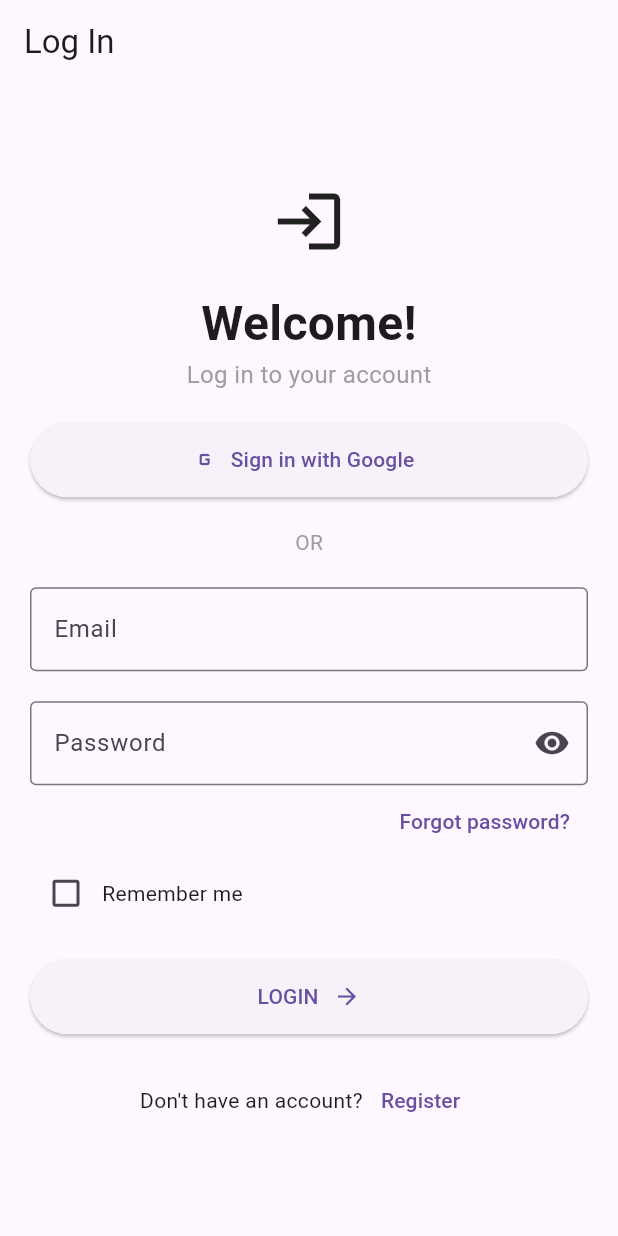
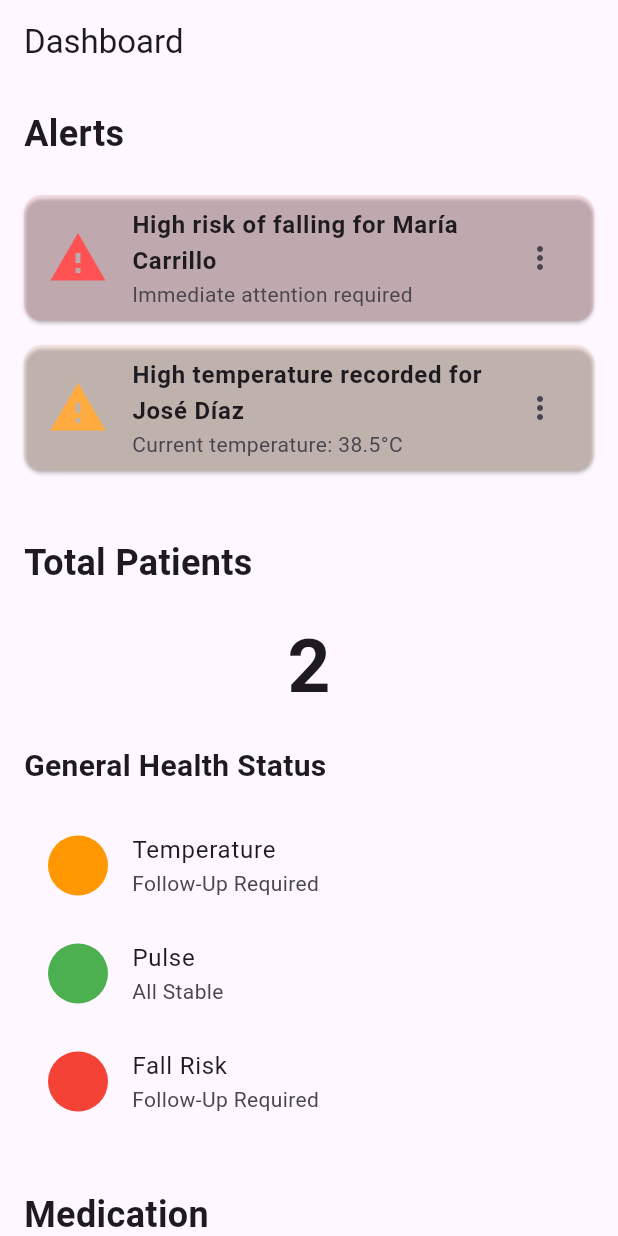
Before and after one commit to IoT-SocialTech/mobile-application-miam, a Flutter app: the screen it shows after launch, on a phone screen of 412 x 824 dp. Run offline on Flutter 3.47's test engine with Material 3 defaults, Android fonts, the light colour scheme and no system bars; our stand-ins replace bloc, flutter_bloc.

Commit message:
feat-TSK02: mobile app UI and logic to display temperature in real time

```diff
--- a/lib/main.dart
+++ b/lib/main.dart
@@ -5,6 +5,11 @@ import 'package:miam_flutter/account/application/bloc_or_cubit/login_cubit.dart'
 import 'package:miam_flutter/account/infrastructure/repositories_implementations/auth_repository_impl.dart';
 import 'package:miam_flutter/account/presentation/screens/login_screen.dart';
 import 'package:miam_flutter/account/application/use_cases/login_use_case.dart';
+
+import 'package:miam_flutter/metrics/presentation/screens/monitoring_screen.dart';
+import 'package:miam_flutter/metrics/application/bloc_or_cubit/vital_sign_cubit.dart';
+import 'package:miam_flutter/metrics/infrastructure/repositories_implementations/vital_sign_repository_impl.dart';
+import 'package:miam_flutter/metrics/application/use_cases/get_vital_signs_use_case.dart';
 
 
 void main() {
@@ -16,15 +21,20 @@ class MyApp extends StatelessWidget {
   Widget build(BuildContext context) {
     return MultiBlocProvider(
       providers: [
-        BlocProvider<LoginCubit>(
+        /*BlocProvider<LoginCubit>(
           create: (context) => LoginCubit(
             LoginUseCase(AuthRepositoryImpl()),
           ),
+        ),*/
+        BlocProvider<VitalSignCubit>(
+          create: (context) => VitalSignCubit(
+            GetVitalSignsUseCase(VitalSignRepositoryImpl()),
+          )..startMonitoring(), // Iniciar el monitoreo de signos vitales
         ),
       ],
       child: MaterialApp(
         title: 'Flutter DDD Login',
-        home: LoginScreen(),
+        home: MonitoringScreen(),
         debugShowCheckedModeBanner: false,
       ),
     );
--- /dev/null
+++ b/lib/metrics/application/bloc_or_cubit/vital_sign_cubit.dart
@@ -0,0 +1,29 @@
+// lib/metrics/application/bloc/vital_sign_cubit.dart
+import 'package:bloc/bloc.dart';
+import 'package:miam_flutter/metrics/application/use_cases/get_vital_signs_use_case.dart';
+import 'package:miam_flutter/metrics/domain/entities/vital_sign.dart';
+
+class VitalSignCubit extends Cubit<VitalSignState> {
+  final GetVitalSignsUseCase getVitalSignsUseCase;
+
+  VitalSignCubit(this.getVitalSignsUseCase) : super(VitalSignInitial());
+
+  void startMonitoring() {
+    emit(VitalSignLoading());
+    getVitalSignsUseCase.execute().listen((vitalSign) {
+      emit(VitalSignLoaded(vitalSign));
+    });
+  }
+}
+
+abstract class VitalSignState {}
+
+class VitalSignInitial extends VitalSignState {}
+
+class VitalSignLoading extends VitalSignState {}
+
+class VitalSignLoaded extends VitalSignState {
+  final VitalSign vitalSign;
+
+  VitalSignLoaded(this.vitalSign);
+}
--- /dev/null
+++ b/lib/metrics/application/use_cases/get_vital_signs_use_case.dart
@@ -0,0 +1,13 @@
+// lib/metrics/application/use_cases/get_vital_signs_use_case.dart
+import 'package:miam_flutter/metrics/domain/entities/vital_sign.dart';
+import 'package:miam_flutter/metrics/domain/repositories/vital_sign_repository.dart';
+
+class GetVitalSignsUseCase {
+  final VitalSignRepository repository;
+
+  GetVitalSignsUseCase(this.repository);
+
+  Stream<VitalSign> execute() {
+    return repository.getVitalSigns();
+  }
+}
--- /dev/null
+++ b/lib/metrics/domain/entities/vital_sign.dart
@@ -0,0 +1,12 @@
+// lib/metrics/domain/entities/vital_sign.dart
+class VitalSign {
+  final double temperature;
+  final int heartRate;
+  final DateTime timestamp;
+
+  VitalSign({
+    required this.temperature,
+    required this.heartRate,
+    required this.timestamp,
+  });
+}
--- /dev/null
+++ b/lib/metrics/domain/repositories/vital_sign_repository.dart
@@ -0,0 +1,6 @@
+// lib/metrics/domain/repositories/vital_sign_repository.dart
+import 'package:miam_flutter/metrics/domain/entities/vital_sign.dart';
+
+abstract class VitalSignRepository {
+  Stream<VitalSign> getVitalSigns();
+}
--- /dev/null
+++ b/lib/metrics/infrastructure/repositories_implementations/vital_sign_repository_impl.dart
@@ -0,0 +1,20 @@
+// lib/metrics/infrastructure/repositories/vital_sign_repository_impl.dart
+import 'dart:async';
+import 'package:miam_flutter/metrics/domain/entities/vital_sign.dart';
+import 'package:miam_flutter/metrics/domain/repositories/vital_sign_repository.dart';
+
+class VitalSignRepositoryImpl implements VitalSignRepository {
+  @override
+  Stream<VitalSign> getVitalSigns() async* {
+    // Simulación de datos de signos vitales en tiempo real
+    while (true) {
+      await Future.delayed(Duration(seconds: 2)); // Simula el retraso en tiempo real
+      final vitalSign = VitalSign(
+        temperature: 36.0 + (0.5 - (DateTime.now().second % 2)), // Genera fluctuaciones aleatorias
+        heartRate: 75 + (DateTime.now().second % 5),
+        timestamp: DateTime.now(),
+      );
+      yield vitalSign;
+    }
+  }
+}
--- /dev/null
+++ b/lib/metrics/presentation/screens/monitoring_screen.dart
@@ -0,0 +1,211 @@
+// lib/metrics/presentation/screens/monitoring_screen.dart
+import 'package:flutter/material.dart';
+import 'package:flutter_bloc/flutter_bloc.dart';
+import 'package:miam_flutter/metrics/application/bloc_or_cubit/vital_sign_cubit.dart';
+import 'package:miam_flutter/metrics/domain/entities/vital_sign.dart';
+
+
+class MonitoringScreen extends StatelessWidget {
+  @override
+  Widget build(BuildContext context) {
+    return Scaffold(
+      appBar: AppBar(
+        title: Text("Dashboard"),
+      ),
+      body: SingleChildScrollView(
+        child: Column(
+          crossAxisAlignment: CrossAxisAlignment.start,
+          children: [
+            // Alerts Section
+            Padding(
+              padding: const EdgeInsets.all(16.0),
+              child: Text(
+                "Alerts",
+                style: TextStyle(fontSize: 24, fontWeight: FontWeight.bold),
+              ),
+            ),
+            _buildAlertCard(
+              context,
+              title: "High risk of falling for María Carrillo",
+              description: "Immediate attention required",
+              color: Colors.redAccent,
+            ),
+            _buildAlertCard(
+              context,
+              title: "High temperature recorded for José Díaz",
+              description: "Current temperature: 38.5°C",
+              color: Colors.orangeAccent,
+            ),
+
+            // Total Patients Section
+            SizedBox(height: 20),
+            Padding(
+              padding: const EdgeInsets.all(16.0),
+              child: Text(
+                "Total Patients",
+                style: TextStyle(fontSize: 24, fontWeight: FontWeight.bold),
+              ),
+            ),
+            Center(
+              child: Text(
+                "2",
+                style: TextStyle(
+                  fontSize: 50,
+                  fontWeight: FontWeight.bold,
+                ),
+              ),
+            ),
+
+            // General Health Status Section
+            Padding(
+              padding: const EdgeInsets.all(16.0),
+              child: Text(
+                "General Health Status",
+                style: TextStyle(fontSize: 20, fontWeight: FontWeight.bold),
+              ),
+            ),
+            _buildHealthStatus(),
+
+            // Medication Section
+            SizedBox(height: 20),
+            Padding(
+              padding: const EdgeInsets.all(16.0),
+              child: Text(
+                "Medication",
+                style: TextStyle(fontSize: 24, fontWeight: FontWeight.bold),
+              ),
+            ),
+            _buildMedicationCard(
+              context,
+              time: "15:00",
+              patient: "María Carrillo",
+              medication: "Losartan 50 mg - 1 pill",
+              caregiver: "Carolina Suarez",
+            ),
+            _buildMedicationCard(
+              context,
+              time: "22:00",
+              patient: "José Díaz",
+              medication: "Glibenclamide 5 mg - 1/2 pill",
+              caregiver: "Carolina Suarez",
+            ),
+
+            // Caregivers Section
+            Padding(
+              padding: const EdgeInsets.all(16.0),
+              child: Text(
+                "Caregivers",
+                style: TextStyle(fontSize: 24, fontWeight: FontWeight.bold),
+              ),
+            ),
+            Padding(
+              padding: const EdgeInsets.all(16.0),
+              child: DropdownButton<String>(
+                value: "Carolina Suarez",
+                onChanged: (String? newValue) {},
+                items: <String>['Carolina Suarez', 'Another Caregiver']
+                    .map<DropdownMenuItem<String>>((String value) {
+                  return DropdownMenuItem<String>(
+                    value: value,
+                    child: Text(value),
+                  );
+                }).toList(),
+              ),
+            ),
+
+            // Vital Signs Monitoring Section
+            Padding(
+              padding: const EdgeInsets.all(16.0),
+              child: Text(
+                "Vital Signs Monitoring",
+                style: TextStyle(fontSize: 24, fontWeight: FontWeight.bold),
+              ),
+            ),
+            _buildVitalSignsChart(
+              context,
+              title: "Temperature (°C)",
+              data: [37, 36, 38, 39, 37.5],
+            ),
+            _buildVitalSignsChart(
+              context,
+              title: "Heart Rate (bpm)",
+              data: [80, 82, 75, 85, 90],
+            ),
+          ],
+        ),
+      ),
+    );
+  }
+
+  Widget _buildAlertCard(BuildContext context, {required String title, required String description, required Color color}) {
+    return Card(
+      margin: const EdgeInsets.symmetric(horizontal: 16.0, vertical: 8.0),
+      color: color.withOpacity(0.1),
+      child: ListTile(
+        leading: Icon(Icons.warning, color: color, size: 40),
+        title: Text(
+          title,
+          style: TextStyle(fontWeight: FontWeight.bold),
+        ),
+        subtitle: Text(description),
+        trailing: Icon(Icons.more_vert),
+      ),
+    );
+  }
+
+  Widget _buildHealthStatus() {
+    return Padding(
+      padding: const EdgeInsets.symmetric(horizontal: 16.0),
+      child: Column(
+        children: [
+          _buildHealthStatusItem(
+              label: "Temperature", status: "Follow-Up Required", color: Colors.orange),
+          _buildHealthStatusItem(label: "Pulse", status: "All Stable", color: Colors.green),
+          _buildHealthStatusItem(label: "Fall Risk", status: "Follow-Up Required", color: Colors.red),
+        ],
+      ),
+    );
+  }
+
+  Widget _buildHealthStatusItem({required String label, required String status, required Color color}) {
+    return ListTile(
+      leading: CircleAvatar(
+        backgroundColor: color,
+      ),
+      title: Text(label),
+      subtitle: Text(status),
+    );
+  }
+
+  Widget _buildMedicationCard(BuildContext context, {required String time, required String patient, required String medication, required String caregiver}) {
+    return Card(
+      margin: const EdgeInsets.symmetric(horizontal: 16.0, vertical: 8.0),
+      child: ListTile(
+        leading: Text(time),
+        title: Text(patient),
+        subtitle: Text(medication),
+        trailing: Text("Caregiver: $caregiver"),
+      ),
+    );
+  }
+
+  Widget _buildVitalSignsChart(BuildContext context, {required String title, required List<double> data}) {
+    return Padding(
+      padding: const EdgeInsets.symmetric(horizontal: 16.0),
+      child: Column(
+        crossAxisAlignment: CrossAxisAlignment.start,
+        children: [
+          Text(
+            title,
+            style: TextStyle(fontSize: 16, fontWeight: FontWeight.bold),
+          ),
+          SizedBox(height: 10),
+          Container(
+            height: 150,
+            child: Placeholder(), // Aquí puedes implementar una gráfica personalizada.
+          ),
+        ],
+      ),
+    );
+  }
+}
```
